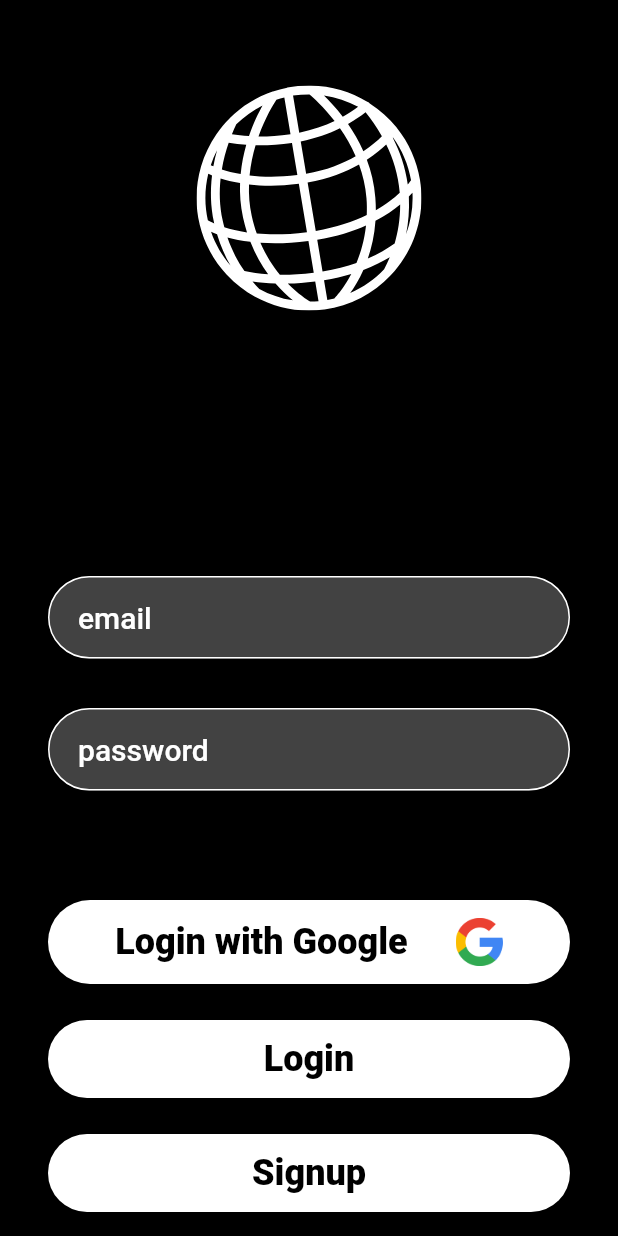
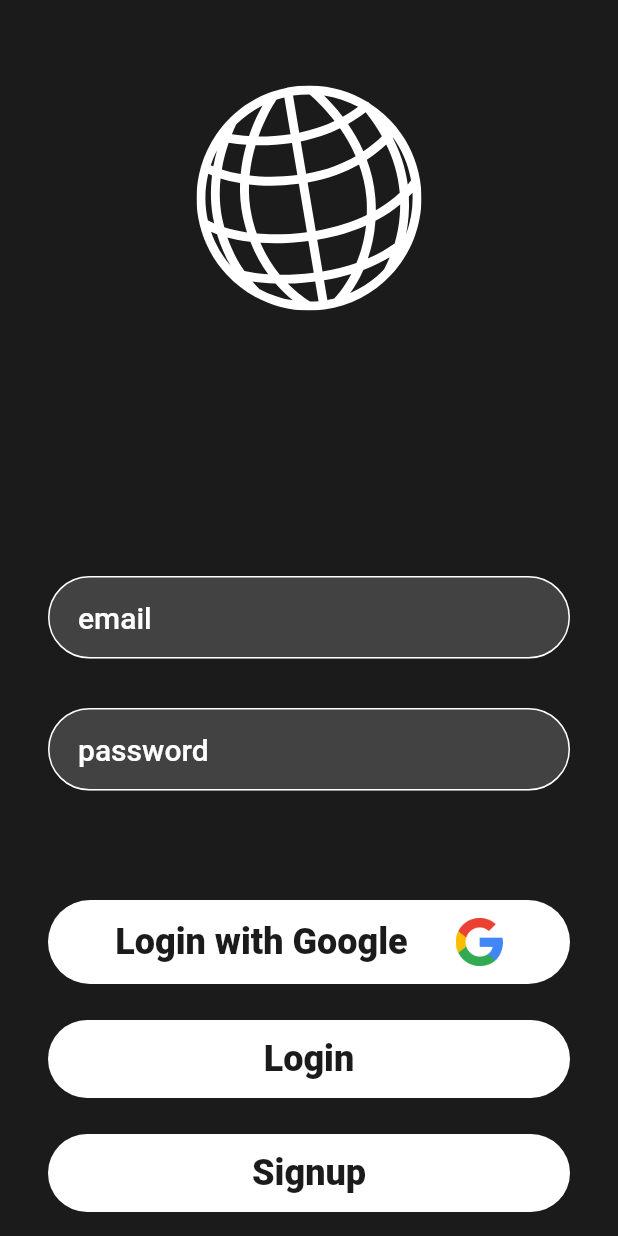
Before and after one commit to jumbyjumbo/flutter_firebase_app, a Flutter app: the screen it shows after launch, on a phone screen of 412 x 824 dp. Run offline on Flutter 3.47's test engine with Material 2 defaults, Android fonts, the phone set to English and light mode, and no system bars; our stand-ins replace cloud_firestore, firebase_auth, firebase_core, flutter_svg, google_sign_in; accounts and stored records are empty.

Commit message:
quick commit

```diff
--- a/lib/main.dart
+++ b/lib/main.dart
@@ -28,9 +28,9 @@ class MyApp extends StatelessWidget {
   Widget build(BuildContext context) {
     return MaterialApp(
       debugShowCheckedModeBanner: false,
-      title: 'instagram clone',
+      title: 'flutter app',
       theme: ThemeData.dark().copyWith(
-        scaffoldBackgroundColor: mobileBackgroundColor,
+        scaffoldBackgroundColor: backgroundColor,
         useMaterial3: true,
       ),
       // home: const ResponsiveLayout(
--- a/lib/utils/colors.dart
+++ b/lib/utils/colors.dart
@@ -1,7 +1,6 @@
 import 'package:flutter/material.dart';
 
-const mobileBackgroundColor = Color.fromRGBO(0, 0, 0, 1);
-const webBackgroundColor = Color.fromRGBO(18, 18, 18, 1);
-const mobileSearchColor = Color.fromRGBO(38, 38, 38, 1);
+const backgroundColor = Color.fromRGBO(27, 27, 27, 1);
+const searchColor = Color.fromRGBO(38, 38, 38, 1);
 const primaryColor = Colors.white;
 const secondaryColor = Colors.grey;
--- a/lib/widgets/button/button.dart
+++ b/lib/widgets/button/button.dart
@@ -11,7 +11,7 @@ class MyButton extends StatelessWidget {
     return ButtonContainer(
         child: Text(buttonText,
             style: const TextStyle(
-                color: mobileBackgroundColor,
+                color: backgroundColor,
                 fontWeight: FontWeight.w800,
                 fontSize: 24)));
   }
--- a/lib/widgets/button/google_button.dart
+++ b/lib/widgets/button/google_button.dart
@@ -16,7 +16,7 @@ class GoogleButton extends StatelessWidget {
         children: [
           Text(buttonText,
               style: const TextStyle(
-                  color: mobileBackgroundColor,
+                  color: backgroundColor,
                   fontWeight: FontWeight.w800,
                   fontSize: 24)),
           const SizedBox(
```
Also changed, not shown: lib/screens/opening_screen.dart (added, +16 -0 lines), 2 other files.
